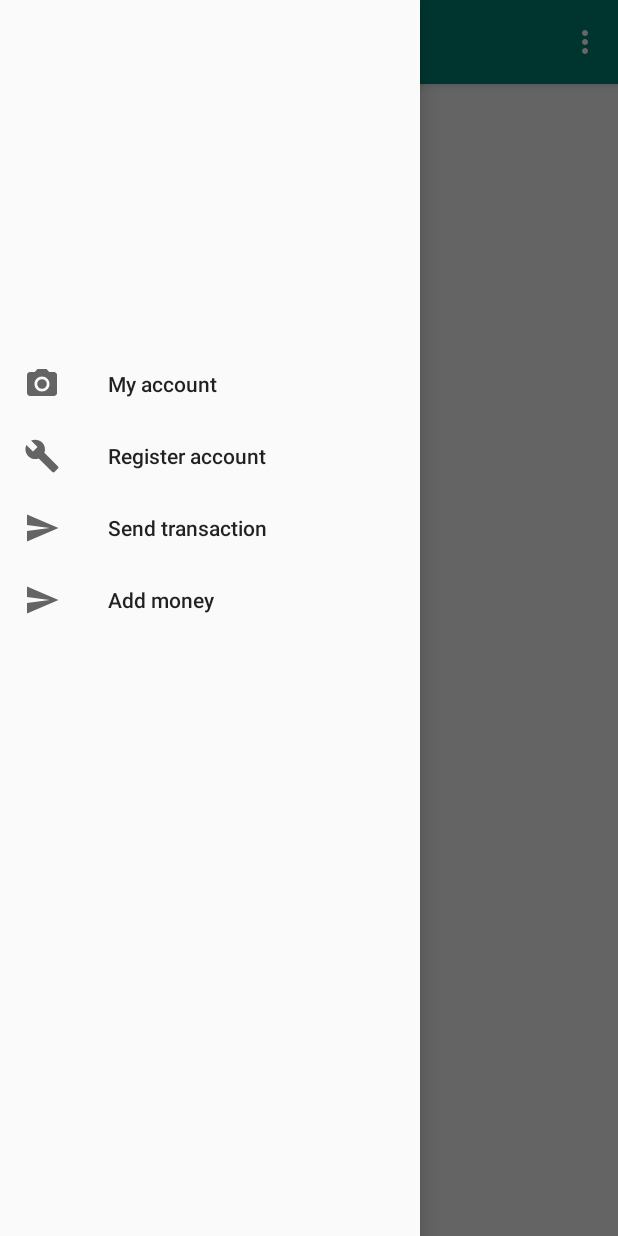
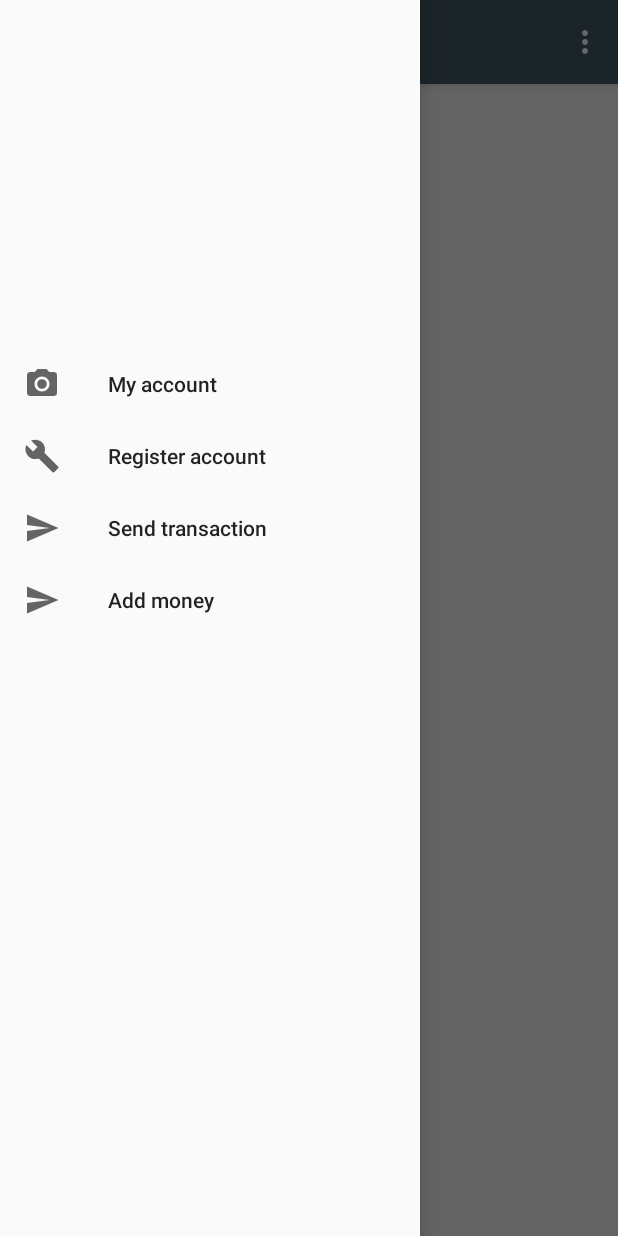
Before and after one commit to CrisOspina/banco-android, an Android app: the MenuActivity screen opened directly, with no data from a screen before it, with the side drawer open, on a phone screen of 412 x 824 dp. Run offline under Robolectric (Android 15) with nearby library versions, the phone set to English and light mode, and no system bars.

Commit message:
[add] colors paletta general of the app

```diff
--- a/web-service-banco/app/src/main/res/values/colors.xml
+++ b/web-service-banco/app/src/main/res/values/colors.xml
@@ -1,6 +1,23 @@
 <?xml version="1.0" encoding="utf-8"?>
 <resources>
-	<color name="colorPrimary">#008577</color>
-	<color name="colorPrimaryDark">#00574B</color>
-	<color name="colorAccent">#D81B60</color>
+	<!--
+	<color name="colorPrimary">#E0E0E0</color>
+	<color name="colorPrimaryDark">#FBB8AC</color>
+	<color name="colorAccent">#FEDBD0</color>
+	<color name="textColorPrimary">#442C2E</color>
+	<color name="toolbarIconColor">@color/textColorPrimary</color>
+	<color name="loginPageBackgroundColor">#FFFFFF</color>
+	<color name="productGridBackgroundColor">#FFFFFF</color>
+    <color name="textInputOutlineColor">#FBB8AC</color>-->
+
+
+
+	<color name="colorPrimary">#455A64</color>
+	<color name="colorPrimaryDark">#FBB8AC</color>
+	<color name="colorAccent">#FEDBD0</color>
+	<color name="textColorPrimary">#263238</color>
+	<color name="toolbarIconColor">@color/textColorPrimary</color>
+	<color name="loginPageBackgroundColor">#ECEFF1</color>
+	<color name="productGridBackgroundColor">#FFFFFF</color>
+	<color name="textInputOutlineColor">#FBB8AC</color>
 </resources>
```
